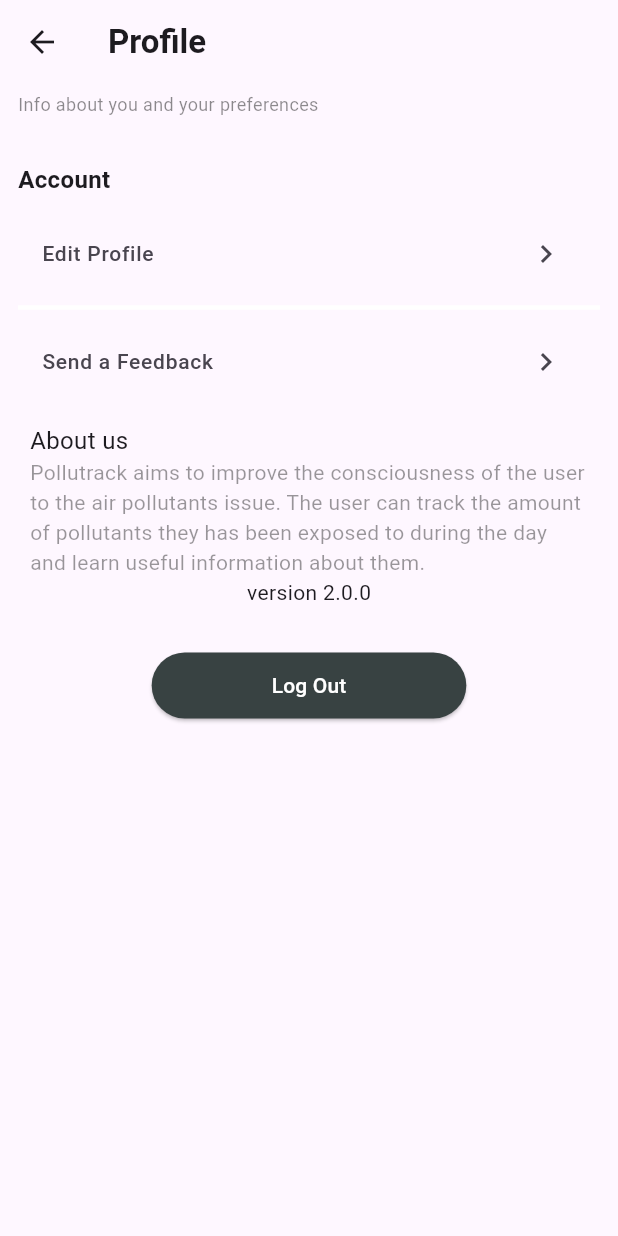
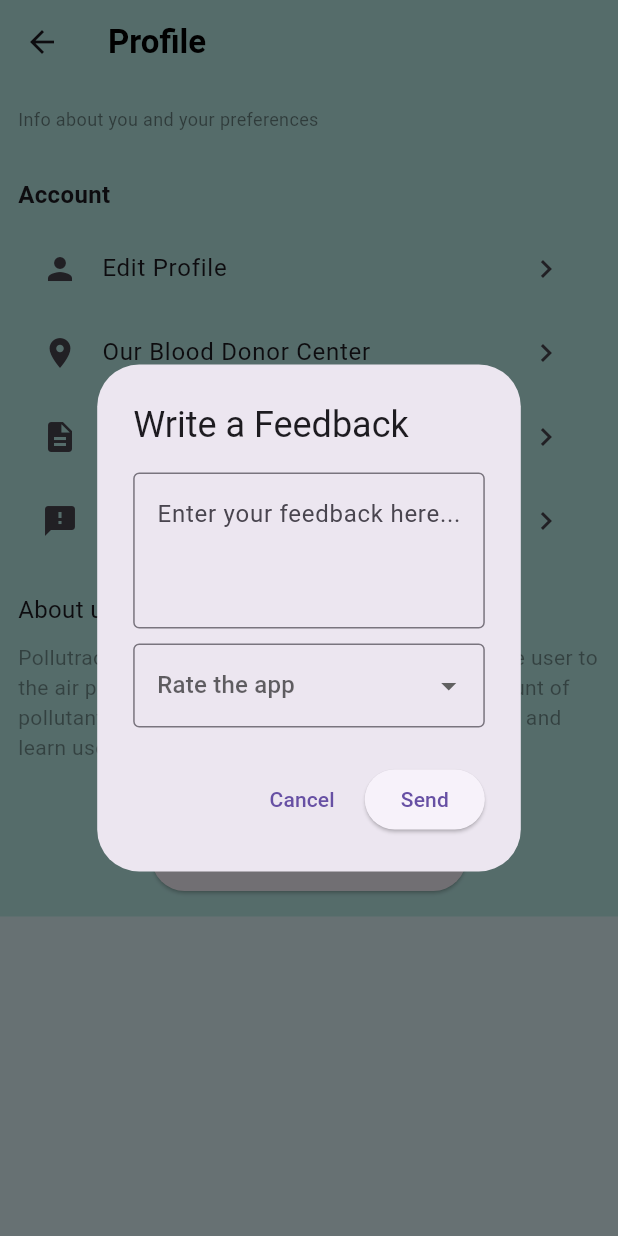
Before and after one commit to giadina10/project_app, a Flutter app: the Profile screen opened by its route, after a tap on "Send a Feedback", on a phone screen of 412 x 824 dp. Run offline on Flutter 3.47's test engine with Material 3 defaults, Android fonts, the phone set to English and light mode, and no system bars; our stand-ins replace jwt_decoder, material_design_icons_flutter, shared_preferences, table_calendar; missing offline and left inert: graphic; accounts and stored records are empty; project files that could hold a hidden picture were left out.

Commit message:
terms of use+centerblood+colori

```diff
--- a/APP/blood/lib/main.dart
+++ b/APP/blood/lib/main.dart
@@ -1,10 +1,12 @@
 
 
 import 'package:blood/provider/FeaturesProvider.dart';
+import 'package:blood/screens/BloodDonorCenterPage.dart';
 import 'package:blood/screens/HomePage.dart';
 import 'package:blood/screens/SignUp.dart';
 import 'package:blood/screens/SignUp_onboarding.dart';
 import 'package:blood/screens/Splash.dart';
+import 'package:blood/screens/TermsofUsePage.dart';
 import 'package:blood/screens/login3.dart';
 import 'package:blood/screens/profilePage.dart';
 import 'package:flutter/material.dart';
@@ -34,6 +36,8 @@ class MyApp extends StatelessWidget {
         '/signup': (context) => PersonalInfo(),
         '/login3': (context) => LoginPage3(),
         '/profile': (context) => Profile(),
+        '/bloodDonorCenter':(context)=>BloodDonorCenterPage(),
+        '/TermsOfUse':(context)=>TermsOfUsePage(),
       },
     );
   }
--- a/APP/blood/lib/screens/profilePage.dart
+++ b/APP/blood/lib/screens/profilePage.dart
@@ -1,129 +1,174 @@
+import 'package:blood/screens/BloodDonorCenterPage.dart';
 import 'package:blood/screens/SignUp.dart';
+import 'package:blood/screens/TermsofUsePage.dart';
 import 'package:blood/screens/login3.dart';
 import 'package:flutter/material.dart';
-import 'package:nps_survey/nps_survey.dart';
 import 'package:shared_preferences/shared_preferences.dart';
 
 class Profile extends StatelessWidget {
-  const Profile({Key? key});
+  const Profile({Key? key}) : super(key: key);
 
   @override
   Widget build(BuildContext context) {
     return Scaffold(
       appBar: AppBar(
+        backgroundColor: const  Color.fromARGB(255, 186, 235, 232),
         title: const Text(
           'Profile',
-          style: TextStyle(fontWeight: FontWeight.bold),
+          style: TextStyle(fontWeight: FontWeight.bold, color: Colors.black),
         ),
-        //automaticallyImplyLeading: false, // Rimuovi il pulsante di ritorno alla homepage
       ),
-      body: Padding(
-        padding: const EdgeInsets.only(left: 12.0, right: 12.0),
+      backgroundColor: const Color(0xFFE0F7FA), // Sfondo azzurro sfumato chiaro
+      body: SingleChildScrollView(
+        child: Container(
+          color: const  Color.fromARGB(255, 186, 235, 232), // Sfondo azzurro sfumato chiaro
+          padding: const EdgeInsets.symmetric(horizontal: 12.0, vertical: 15.0),
           child: Column(
             crossAxisAlignment: CrossAxisAlignment.start,
             children: [
-            const SizedBox(
-              height: 5,
+              const Text(
+                "Info about you and your preferences",
+                style: TextStyle(fontSize: 12, color: Colors.black45),
               ),
-            const Text("Info about you and your preferences",
-                style: TextStyle(
-                  fontSize: 12,
-                  color: Colors.black45,
-                )),
-            const SizedBox(
-              height: 30,
-            ),
+              const SizedBox(height: 30),
               const Text(
                 "Account",
                 style: TextStyle(fontSize: 16, fontWeight: FontWeight.bold),
               ),
               Column(
-              mainAxisAlignment: MainAxisAlignment.spaceBetween,
-              crossAxisAlignment: CrossAxisAlignment.start,
                 children: [
-                const SizedBox(height: 10), // Aggiungi spazio sopra alla Tile
+                  const SizedBox(height: 10),
                   ListTile(
-                  leading: const Text(
-                    "Edit Profile",
-                    style: TextStyle(fontSize: 14),
-                  ),
-                  trailing: const Icon(Icons.navigate_next),
+                    leading: const Icon(Icons.person),
+                    title: const Text("Edit Profile"),
+                    trailing: const Icon(Icons.navigate_next), // Freccetta di navigazione
                     onTap: () {
                       Navigator.of(context).push(MaterialPageRoute(
-                        builder: (context) => const PersonalInfo()));
+                        builder: (context) => const PersonalInfo(),
+                      ));
                     },
                   ),
-                Divider(
-                  color: Color(0xFFFFFFFF),
-                  thickness: 3,
+                  ListTile(
+                    leading: const Icon(Icons.location_on),
+                    title: const Text("Our Blood Donor Center"),
+                    trailing: const Icon(Icons.navigate_next), // Freccetta di navigazione
+                    onTap: () {
+                      Navigator.of(context).push(MaterialPageRoute(
+                        builder: (context) => BloodDonorCenterPage(),
+                      ));
+                    },
                   ),
                   ListTile(
-                    leading:
-                        Text("Send a Feedback", style: TextStyle(fontSize: 14)),
-                    trailing: Icon(Icons.navigate_next),
+                    leading: const Icon(Icons.description),
+                    title: const Text("Terms of Use"),
+                    trailing: const Icon(Icons.navigate_next), // Freccetta di navigazione
                     onTap: () {
-                      NPSSurvey().showNPSDialog(
-                          context: context,
-                          generalColor: Colors.red,
-                          callback: (feedback, score) {
-                            print(feedback);
-                            print(score);
-                          }
-
-
-                          );
-                    }
-                    )
+                      Navigator.of(context).push(MaterialPageRoute(
+                        builder: (context) => const TermsOfUsePage(),
+                      ));
+                    },
+                  ),
+                  ListTile(
+                    leading: const Icon(Icons.feedback),
+                    title: const Text("Send a Feedback"),
+                    trailing: const Icon(Icons.navigate_next), // Freccetta di navigazione
+                    onTap: () {
+                      _showFeedbackDialog(context);
+                    },
+                  ),
                 ],
               ),
-            const SizedBox(
-              height: 5,
-            ),
-            Padding(
-              padding: const EdgeInsets.all(8.0),
-              child: Column(
-                mainAxisAlignment: MainAxisAlignment.spaceBetween,
-                crossAxisAlignment: CrossAxisAlignment.start,
-                children: [
+              const SizedBox(height: 20),
               const Text(
                 "About us",
                 style: TextStyle(fontSize: 16),
               ),
+              const SizedBox(height: 10),
               Text(
-                    "Pollutrack aims to improve the consciousness of the user to the air pollutants issue. The user can track the amount of pollutants they has been exposed to during the day and learn useful information about them.",
-                    style: TextStyle(
-                        fontSize: 14, color: Colors.black.withOpacity(0.4)),
+                "Pollutrack aims to improve the consciousness of the user to the air pollutants issue. The user can track the amount of pollutants they have been exposed to during the day and learn useful information about them.",
+                style: TextStyle(fontSize: 14, color: Colors.black.withOpacity(0.4)),
               ),
               const Align(
                 alignment: Alignment.center,
                 child: Text("version 2.0.0"),
-                  )
-                ],
               ),
-            ),
-            const SizedBox(
-              height: 20,
-            ),
+              const SizedBox(height: 20),
               Align(
                 alignment: Alignment.center,
                 child: ElevatedButton(
                   onPressed: () {
                     _showLogoutDialog(context);
                   },
-                style: ButtonStyle(
-                    padding: MaterialStateProperty.all<EdgeInsetsGeometry>(
-                        const EdgeInsets.symmetric(
-                            horizontal: 80, vertical: 12)),
-                    foregroundColor:
-                        MaterialStateProperty.all<Color>(Colors.white),
-                    backgroundColor: MaterialStateProperty.all<Color>(
-                        const Color(0xFF384242))),
+                  style: ElevatedButton.styleFrom(
+                    padding: const EdgeInsets.symmetric(horizontal: 80, vertical: 12),
+                    //primary: const Color(0xFF384242),
+                    //onPrimary: Colors.white,
+                  ),
                   child: const Text('Log Out'),
                 ),
               ),
             ],
           ),
         ),
+      ),
+    );
+  }
+
+  Future<void> _showFeedbackDialog(BuildContext context) async {
+    int? selectedRating;
+
+    return showDialog<void>(
+      context: context,
+      builder: (BuildContext context) {
+        return AlertDialog(
+          title: const Text('Write a Feedback'),
+          content: Column(
+            mainAxisSize: MainAxisSize.min,
+            children: [
+              TextField(
+                decoration: const InputDecoration(
+                  hintText: 'Enter your feedback here...',
+                  border: OutlineInputBorder(),
+                ),
+                maxLines: 3,
+              ),
+              const SizedBox(height: 10),
+              DropdownButtonFormField<int>(
+                value: selectedRating,
+                hint: const Text('Rate the app'),
+                items: <int>[1, 2, 3, 4, 5].map((int value) {
+                  return DropdownMenuItem<int>(
+                    value: value,
+                    child: Text(value.toString()),
+                  );
+                }).toList(),
+                onChanged: (int? value) {
+                  selectedRating = value;
+                },
+                decoration: const InputDecoration(
+                  border: OutlineInputBorder(),
+                ),
+              ),
+            ],
+          ),
+          actions: <Widget>[
+            TextButton(
+              onPressed: () {
+                Navigator.of(context).pop();
+              },
+              child: const Text('Cancel'),
+            ),
+            ElevatedButton(
+              onPressed: () {
+                // Implement logic to send feedback and handle rating
+                print('Feedback: ${selectedRating ?? 'No rating selected'}');
+                Navigator.of(context).pop();
+              },
+              child: const Text('Send'),
+            ),
+          ],
+        );
+      },
     );
   }
 
@@ -165,6 +210,7 @@ class Profile extends StatelessWidget {
     final sp = await SharedPreferences.getInstance();
     await sp.clear();
     Navigator.of(context).pushReplacement(
-        MaterialPageRoute(builder: ((context) => const LoginPage3())));
+      MaterialPageRoute(builder: ((context) => const LoginPage3())),
+    );
   }
 }
```
Also changed, not shown: APP/blood/lib/screens/BloodDonorCenterPage.dart (added, +123 -0 lines), APP/blood/lib/screens/HomePage.dart (+58 -54 lines), APP/blood/lib/screens/TermsofUsePage.dart (added, +111 -0 lines). Lines whose indentation alone changed are shown as unchanged.
